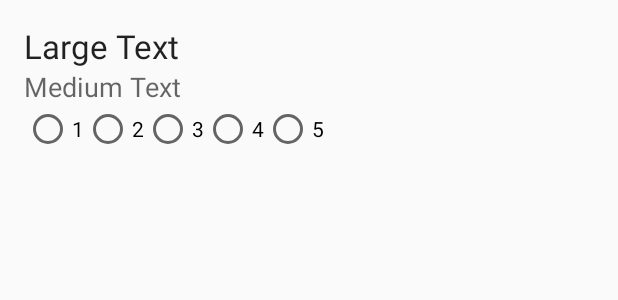
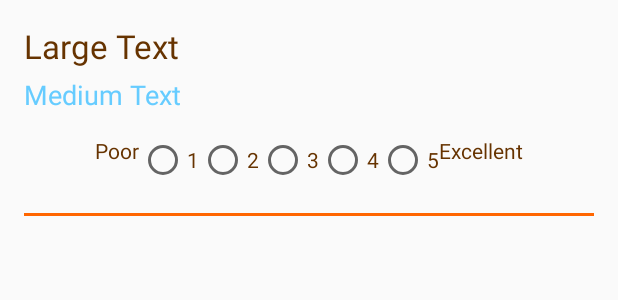
Before and after one commit to Gaffas89/AndroidTremble, an Android app: the layout activity_evaluation_list_item.xml on its own in the app's theme, with its tools: preview values and no code run, on a phone screen of 412 x 824 dp. Shown: the top 300 px of the screen. Run offline under Robolectric (Android 15) with nearby library versions, the phone set to English and light mode, and no system bars; network calls fail.

Commit message:
evaluation validation

```diff
--- a/app/src/main/res/layout/activity_evaluation_list_item.xml
+++ b/app/src/main/res/layout/activity_evaluation_list_item.xml
@@ -16,7 +16,8 @@
         android:text="Large Text"
         android:id="@+id/tv_Question"
         android:layout_below="@+id/tv_Section"
-        android:layout_alignParentStart="true" />
+        android:layout_alignParentStart="true"
+        android:textColor="@color/dark_bgd" />
 
     <TextView
         android:layout_width="wrap_content"
@@ -25,50 +26,74 @@
         android:text="Medium Text"
         android:id="@+id/tv_Section"
         android:layout_alignParentTop="true"
-        android:layout_toEndOf="@+id/rb_5" />
+        android:layout_toEndOf="@+id/rb_5"
+        android:textColor="@color/blue"
+        android:layout_marginTop="5dp" />
 
     <RadioGroup
-        android:layout_width="347dp"
+        android:layout_width="wrap_content"
         android:layout_height="wrap_content"
         android:baselineAligned="false"
         android:clickable="false"
         android:id="@+id/rg_chosen_answer"
-        android:orientation="horizontal">
+        android:orientation="horizontal"
+        android:layout_marginTop="15dp"
+        android:layout_gravity="center">
+
+        <TextView
+            android:layout_width="wrap_content"
+            android:layout_height="wrap_content"
+            android:text="Poor"
+            android:id="@+id/textView"
+            android:textColor="@color/dark_bgd" />
 
         <RadioButton
             android:layout_width="wrap_content"
             android:layout_height="wrap_content"
-            android:text="1"
             android:id="@+id/rb_1"
-            android:checked="false" />
+            android:checked="false"
+            android:textColor="@color/dark_bgd"
+            android:text="1" />
 
         <RadioButton
             android:layout_width="wrap_content"
             android:layout_height="wrap_content"
-            android:text="2"
             android:id="@+id/rb_2"
-            android:checked="false" />
+            android:checked="false"
+            android:textColor="@color/dark_bgd"
+            android:text="2" />
 
         <RadioButton
             android:layout_width="wrap_content"
             android:layout_height="wrap_content"
-            android:text="3"
             android:id="@+id/rb_3"
-            android:checked="false" />
+            android:checked="false"
+            android:textColor="@color/dark_bgd"
+            android:text="3" />
 
         <RadioButton
             android:layout_width="wrap_content"
             android:layout_height="wrap_content"
-            android:text="4"
             android:id="@+id/rb_4"
-            android:checked="false" />
+            android:checked="false"
+            android:textColor="@color/dark_bgd"
+            android:text="4" />
 
         <RadioButton
             android:layout_width="wrap_content"
             android:layout_height="wrap_content"
-            android:text="5"
             android:id="@+id/rb_5"
-            android:checked="false" />
+            android:checked="false"
+            android:textColor="@color/dark_bgd"
+            android:text="5" />
+
+        <TextView
+            android:layout_width="wrap_content"
+            android:layout_height="wrap_content"
+            android:text="Excellent"
+            android:id="@+id/textView9"
+            android:textColor="@color/dark_bgd" />
+
     </RadioGroup>
 
     <TextView
@@ -79,4 +104,11 @@
         android:id="@+id/tv_question_id"
         android:visibility="invisible" />
 
+    <TextView
+        android:layout_width="match_parent"
+        android:layout_height="2dp"
+        android:id="@+id/textView14"
+        android:layout_gravity="center_horizontal"
+        android:background="@color/light_bgd" />
+
 </LinearLayout>
```
Also changed, not shown: app/src/main/AndroidManifest.xml (+7 -7 lines), app/src/main/java/com/techzonecs/tremble/controller/EvaluationListActivity.java (+55 -19 lines), app/src/main/res/layout/activity_evaluation.xml (+32 -7 lines), app/src/main/res/drawable/ic_submit.png (added).
